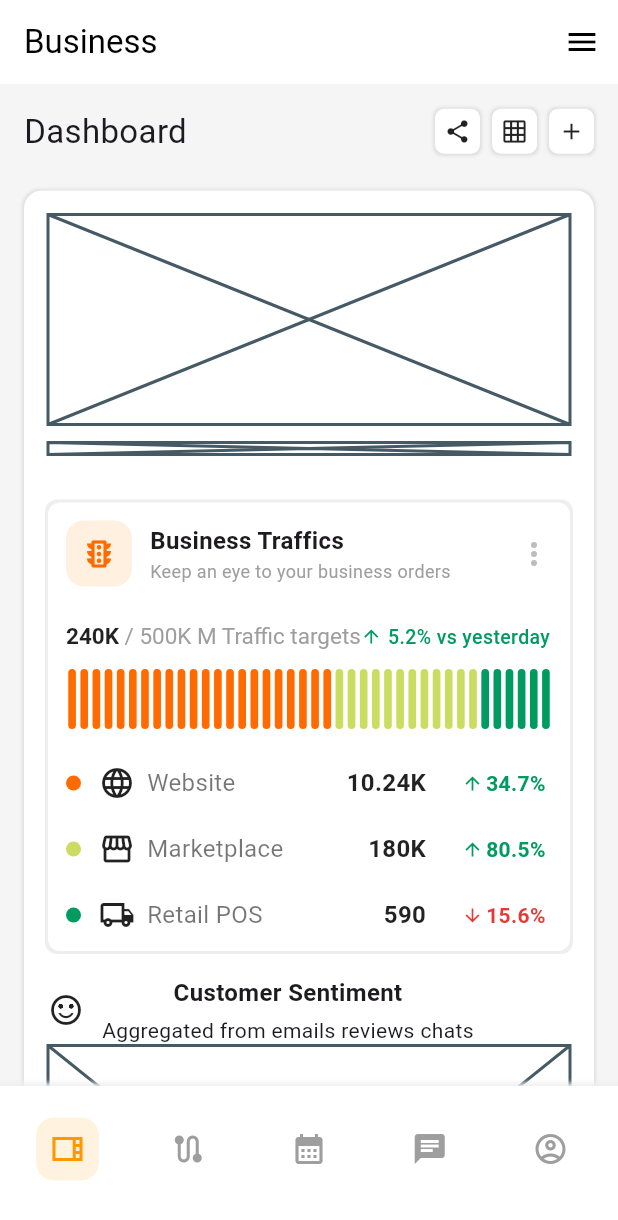
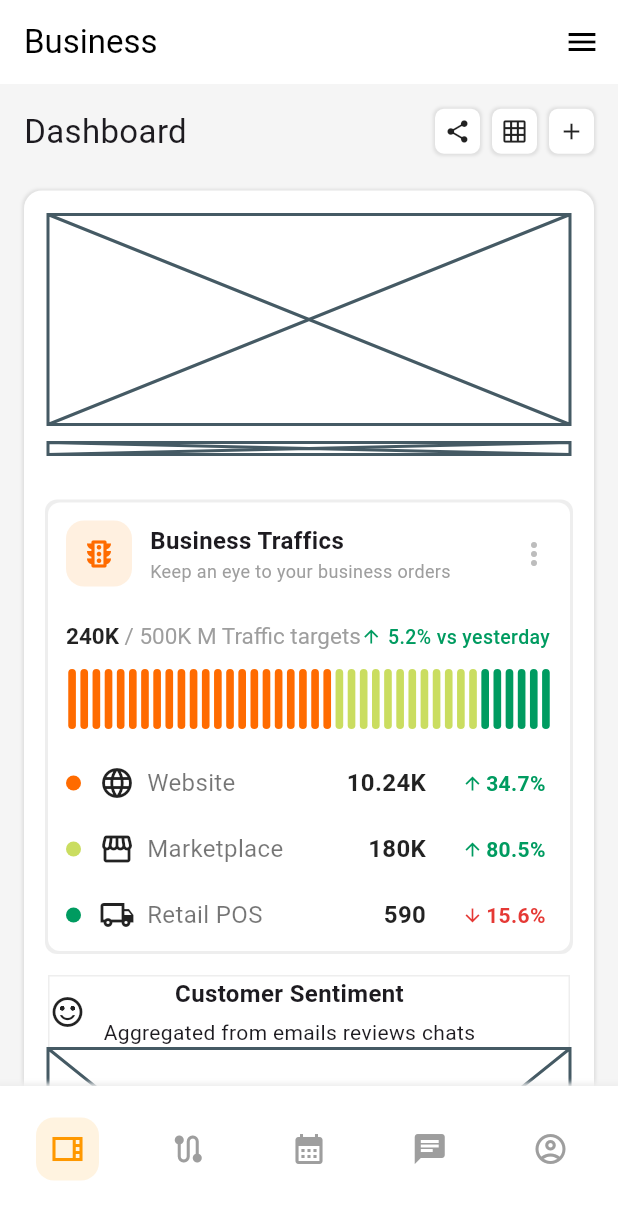
Before and after one commit to JAICHANGPARK/flutter_notebook_chapter_49, a Flutter app: the BusinessMainPage screen opened directly, on a phone screen of 412 x 824 dp. Shown: the top 1220 px of the screen. Run offline on Flutter 3.47's test engine with Material 3 defaults, Android fonts, the phone set to English and light mode, and no system bars; our stand-ins replace dots_indicator, gap, google_fonts.

Commit message:
Update business_gauge_widget.dart

```diff
--- a/lib/ep2467_business_control_center_app/ui/business_gauge_widget.dart
+++ b/lib/ep2467_business_control_center_app/ui/business_gauge_widget.dart
@@ -6,6 +6,10 @@ class BusinessGaugeWidget extends StatelessWidget {
   @override
   Widget build(BuildContext context) {
     return Container(
+      decoration: BoxDecoration(
+        color: Colors.white,
+        border: Border.all(color: Colors.grey[200]!),
+      ),
       child: Column(
         crossAxisAlignment: CrossAxisAlignment.start,
         children: [
@@ -23,8 +27,7 @@ class BusinessGaugeWidget extends StatelessWidget {
                 children: [
                   Text(
                     "Customer Sentiment",
-                    style: TextStyle(fontWeight: FontWeight.bold,
-                    fontSize: 16,),
+                    style: TextStyle(fontWeight: FontWeight.bold, fontSize: 16),
                   ),
                   Text("Aggregated from emails reviews chats"),
                 ],
```
